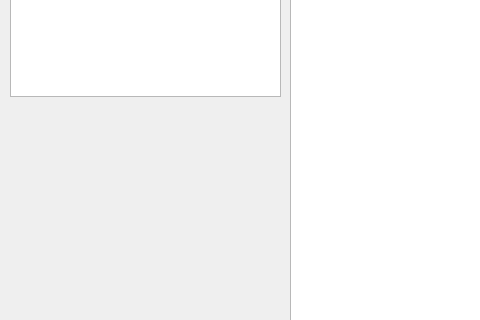
Before: the Qt Designer form controller/src/mainUI.ui in BarbechoGonzalez/EntregaFinal, drawn with Qt 5; both pictures show x 0 to 480 and y 103 to 423 of the 838 by 559 pixel window.
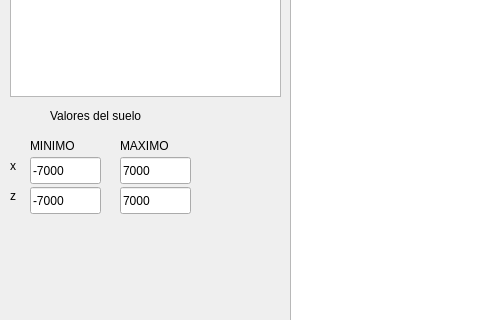
After: the same form once the commit is applied. Icons and pictures are not drawn.

```diff
--- a/controller/src/mainUI.ui
+++ b/controller/src/mainUI.ui
@@ -188,6 +188,123 @@
     <pixmap>../../../../../Imágenes/Captura.PNG</pixmap>
    </property>
   </widget>
+  <widget class="QLineEdit" name="xmin">
+   <property name="geometry">
+    <rect>
+     <x>30</x>
+     <y>260</y>
+     <width>71</width>
+     <height>27</height>
+    </rect>
+   </property>
+   <property name="text">
+    <string>-7000</string>
+   </property>
+  </widget>
+  <widget class="QLineEdit" name="xmax">
+   <property name="geometry">
+    <rect>
+     <x>120</x>
+     <y>260</y>
+     <width>71</width>
+     <height>27</height>
+    </rect>
+   </property>
+   <property name="text">
+    <string>7000</string>
+   </property>
+  </widget>
+  <widget class="QLabel" name="label_6">
+   <property name="geometry">
+    <rect>
+     <x>30</x>
+     <y>240</y>
+     <width>66</width>
+     <height>17</height>
+    </rect>
+   </property>
+   <property name="text">
+    <string>MINIMO</string>
+   </property>
+  </widget>
+  <widget class="QLabel" name="label_7">
+   <property name="geometry">
+    <rect>
+     <x>120</x>
+     <y>240</y>
+     <width>66</width>
+     <height>17</height>
+    </rect>
+   </property>
+   <property name="text">
+    <string>MAXIMO</string>
+   </property>
+  </widget>
+  <widget class="QLabel" name="label_8">
+   <property name="geometry">
+    <rect>
+     <x>50</x>
+     <y>210</y>
+     <width>131</width>
+     <height>17</height>
+    </rect>
+   </property>
+   <property name="text">
+    <string>Valores del suelo</string>
+   </property>
+  </widget>
+  <widget class="QLineEdit" name="ymax">
+   <property name="geometry">
+    <rect>
+     <x>120</x>
+     <y>290</y>
+     <width>71</width>
+     <height>27</height>
+    </rect>
+   </property>
+   <property name="text">
+    <string>7000</string>
+   </property>
+  </widget>
+  <widget class="QLineEdit" name="ymin">
+   <property name="geometry">
+    <rect>
+     <x>30</x>
+     <y>290</y>
+     <width>71</width>
+     <height>27</height>
+    </rect>
+   </property>
+   <property name="text">
+    <string>-7000</string>
+   </property>
+  </widget>
+  <widget class="QLabel" name="label_9">
+   <property name="geometry">
+    <rect>
+     <x>10</x>
+     <y>260</y>
+     <width>16</width>
+     <height>17</height>
+    </rect>
+   </property>
+   <property name="text">
+    <string>x</string>
+   </property>
+  </widget>
+  <widget class="QLabel" name="label_10">
+   <property name="geometry">
+    <rect>
+     <x>10</x>
+     <y>290</y>
+     <width>16</width>
+     <height>17</height>
+    </rect>
+   </property>
+   <property name="text">
+    <string>z</string>
+   </property>
+  </widget>
  </widget>
  <resources/>
  <connections/>
```
